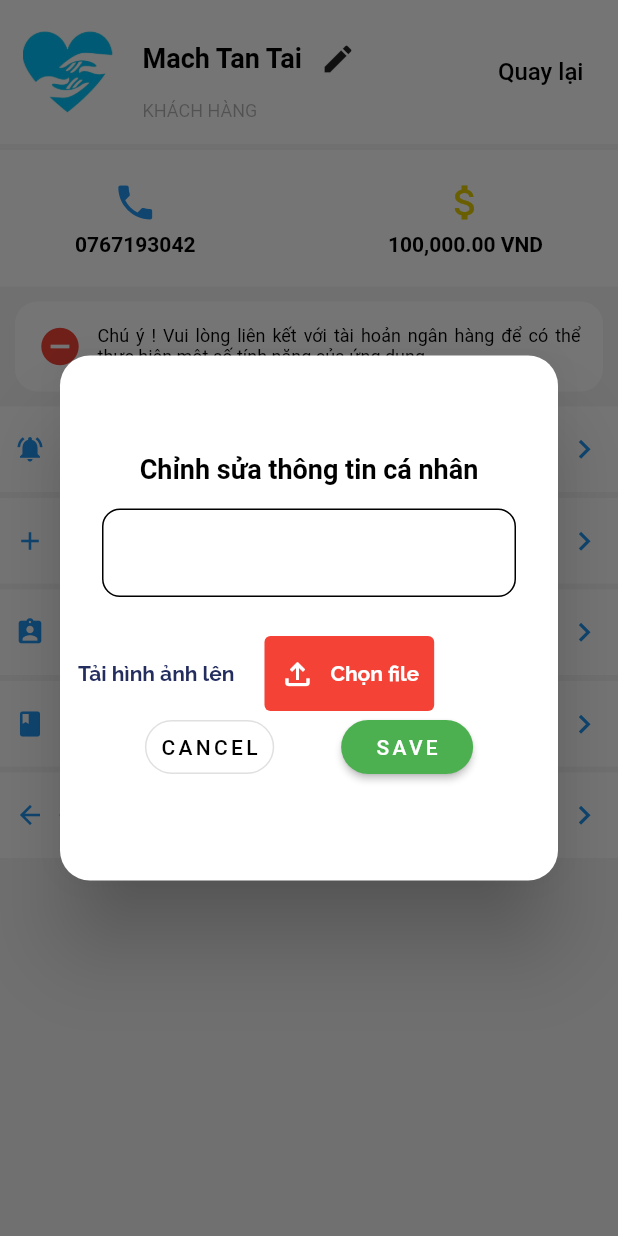
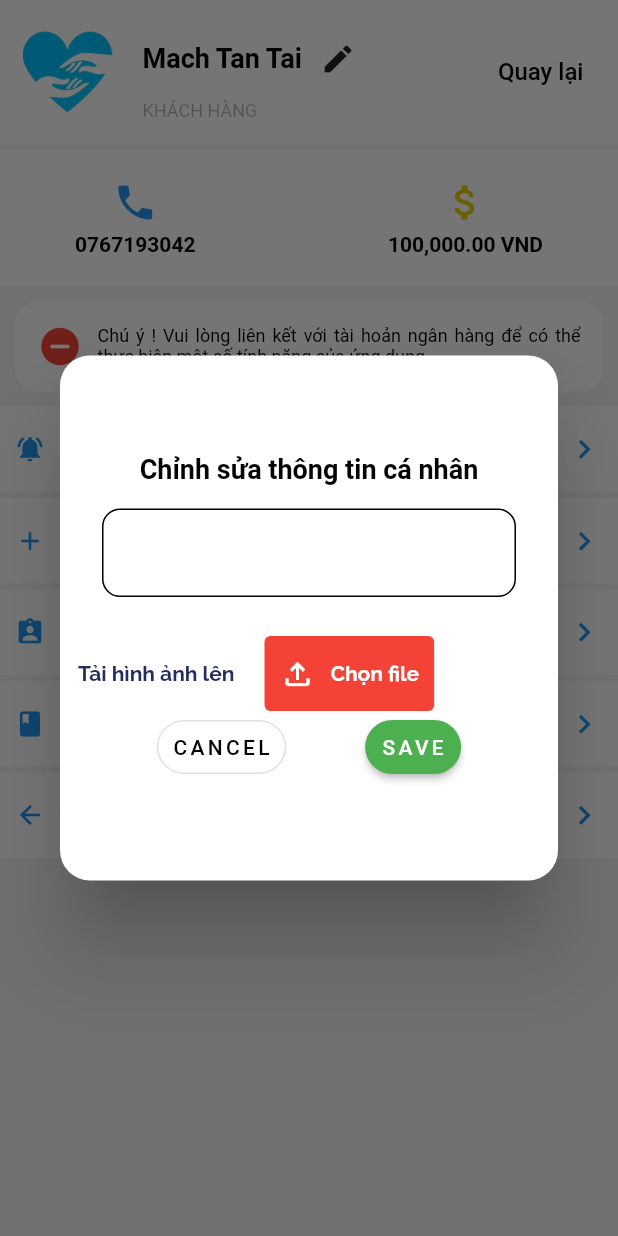
Before and after one commit to Mouse1110/app_flutter_thientin, a Flutter app: the ProfilePage screen opened directly, after a tap on the "edit" icon, on a phone screen of 412 x 824 dp. Run offline on Flutter 3.47's test engine with Material 2 defaults, Android fonts, the light colour scheme and no system bars; our stand-ins replace animate_do, charts_flutter, contained_tab_bar_view, dio, flutter_bloc, google_fonts and 3 more.

Commit message:
Giang fix của dev Tài

```diff
--- a/lib/src/profile/screens/components/user_detail.dart
+++ b/lib/src/profile/screens/components/user_detail.dart
@@ -1,17 +1,13 @@
-import 'dart:io';
-
 import 'package:flutter/material.dart';
 import 'package:flutter/services.dart';
 import 'package:google_fonts/google_fonts.dart';
 
 class UserDetail extends StatefulWidget {
-
   @override
   State<UserDetail> createState() => _UserDetailState();
 }
 
 class _UserDetailState extends State<UserDetail> {
-
   @override
   Widget build(BuildContext context) {
     return Container(
@@ -83,7 +79,6 @@ class _UserDetailState extends State<UserDetail> {
                                                 padding:
                                                     const EdgeInsets.all(16.0),
                                                 child: TextFormField(
-
                                                   onChanged: (value) {},
                                                   decoration: InputDecoration(
                                                       hintText: '',
@@ -103,28 +98,19 @@ class _UserDetailState extends State<UserDetail> {
                                               ),
                                               Row(
                                                 children: [
-
                                                   Text(
                                                     'Tải hình ảnh lên',
-                                                          style: GoogleFonts
-                                                              .raleway(
+                                                    style: GoogleFonts.raleway(
                                                       fontSize: 14,
                                                       fontWeight:
                                                           FontWeight.w700,
-                                                            color:
-                                                                Color.fromRGBO(
-                                                                    35,
-                                                                    45,
-                                                                    94,
-                                                                    1),
+                                                      color: Color.fromRGBO(
+                                                          35, 45, 94, 1),
                                                     ),
                                                   ),
-
                                                   SizedBox(width: 20),
                                                   InkWell(
-                                                    onTap: () async {
-
-                                                    },
+                                                    onTap: () async {},
                                                     // => pickImage(
                                                     //     ImageSource.gallery),
                                                     child: Container(
@@ -187,11 +173,12 @@ class _UserDetailState extends State<UserDetail> {
                                                             color:
                                                                 Colors.black)),
                                                   ),
-                                                  RaisedButton(
-                                                    onPressed: () {
-
-                                                    },
-                                                    color: Colors.green,
+                                                  ElevatedButton(
+                                                    onPressed: () {},
+                                                    style: ElevatedButton
+                                                        .styleFrom(
+                                                      backgroundColor:
+                                                          Colors.green,
                                                       padding:
                                                           EdgeInsets.symmetric(
                                                               horizontal: 10),
@@ -202,6 +189,7 @@ class _UserDetailState extends State<UserDetail> {
                                                                   BorderRadius
                                                                       .circular(
                                                                           20)),
+                                                    ),
                                                     child: Text(
                                                       "SAVE",
                                                       style: TextStyle(
```
Lines whose indentation alone changed are shown as unchanged.
